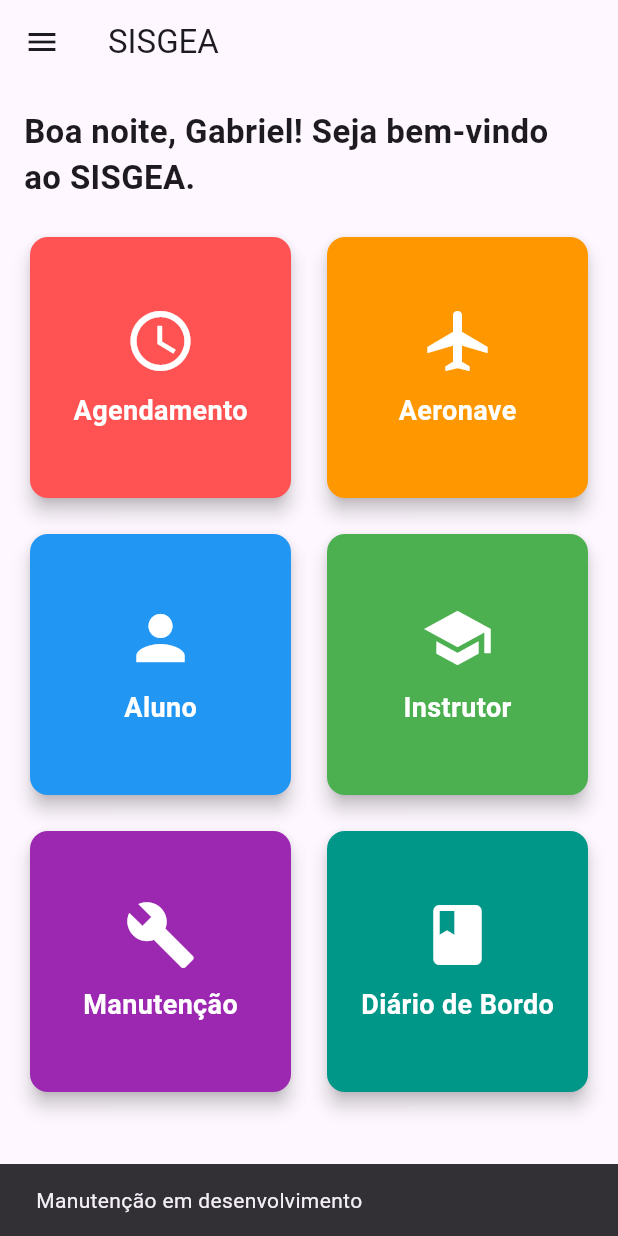
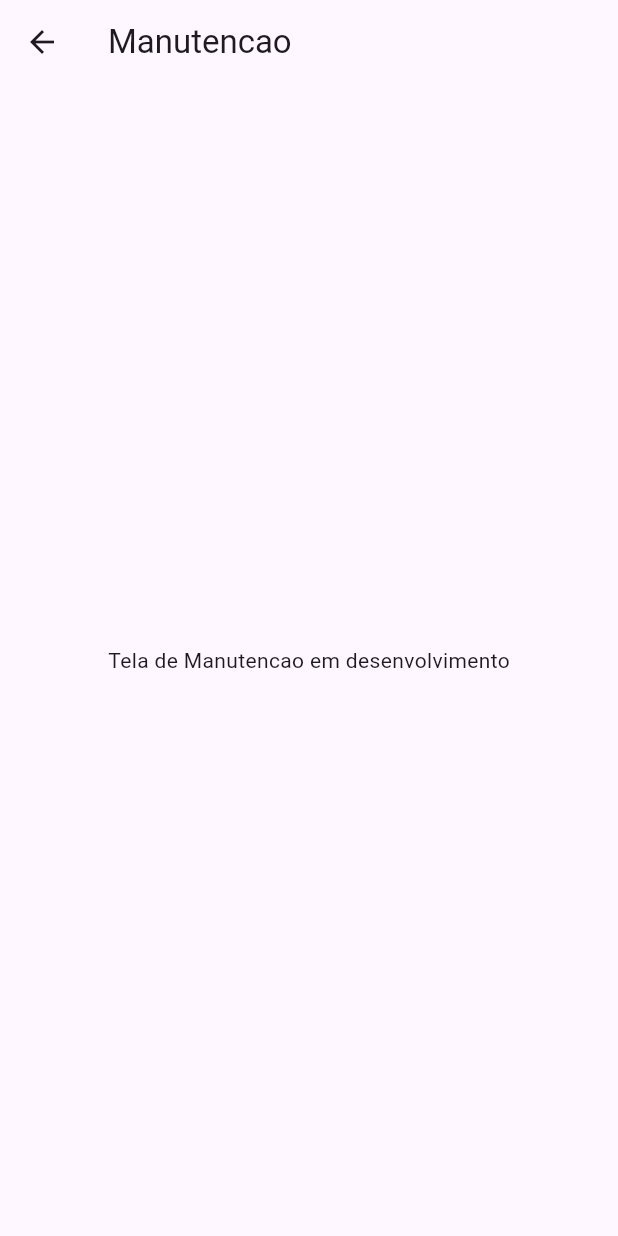
Before and after one commit to LucaJust115/sisgea_mobile, a Flutter app: the screen it shows after launch, after a tap on "Manutenção", on a phone screen of 412 x 824 dp. Run offline on Flutter 3.47's test engine with Material 3 defaults, Android fonts, the phone set to English and light mode, and no system bars.

Commit message:
Criação da tela de cadastro de alunos.
Mudanças necessárias na tela inicial em relação ao mapeamento.

Organização do mapeamento no diretório widgets, para melhor organizar o codigo da tela inicial.

```diff
--- a/lib/telas/tela_aeronave.dart
+++ b/lib/telas/tela_aeronave.dart
@@ -13,7 +13,7 @@ class _TelaAeronaveState extends State<TelaAeronave> {
   String matricula = '';
   String modelo = '';
   String fabricante = '';
-  String habilitacao = 'VFR';
+  String habilitacao = 'VFR-D';
   String tipoVoo = 'Regular';
   double horasVoo = 0.0;
 
@@ -203,7 +203,7 @@ class _TelaAeronaveState extends State<TelaAeronave> {
     matricula = '';
     modelo = '';
     fabricante = '';
-    habilitacao = 'VFR';
+    habilitacao = 'VFR-D';
     tipoVoo = 'Regular';
     horasVoo = 0.0;
     edit = null;
--- a/lib/telas/tela_inicial.dart
+++ b/lib/telas/tela_inicial.dart
@@ -1,6 +1,11 @@
 import 'package:flutter/material.dart';
 import 'tela_agendamento.dart';
 import 'tela_aeronave.dart';
+import 'tela_aluno.dart';
+import 'tela_instrutor.dart';
+import 'tela_manutencao.dart';
+import 'tela_diario.dart';
+import '../widgets/card_funcionalidade.dart';
 
 class TelaInicial extends StatelessWidget {
   final String usuario;
@@ -34,10 +39,10 @@ class TelaInicial extends StatelessWidget {
               ),
               _itemMenu(Icons.schedule, 'Agendamento', context, TelaAgendamento()),
               _itemMenu(Icons.airplanemode_active, 'Aeronave', context, TelaAeronave()),
-              _itemMenu(Icons.person, 'Aluno', context, null),
-              _itemMenu(Icons.school, 'Instrutor', context, null),
-              _itemMenu(Icons.build, 'Manutenção', context, null),
-              _itemMenu(Icons.book, 'Diário', context, null),
+              _itemMenu(Icons.person, 'Aluno', context, TelaAluno()),
+              _itemMenu(Icons.school, 'Instrutor', context, TelaInstrutor()),
+              _itemMenu(Icons.build, 'Manutenção', context, TelaManutencao()),
+              _itemMenu(Icons.book, 'Diário de Bordo', context, TelaDiario()),
             ],
           ),
         ),
@@ -61,24 +66,42 @@ class TelaInicial extends StatelessWidget {
                 crossAxisSpacing: 16,
                 mainAxisSpacing: 16,
                 children: [
-                  _cartaoFuncionalidade(
-                    Icons.schedule,
-                    'Agendamento',
-                    Colors.redAccent,
-                    context,
-                    TelaAgendamento(),
+                  CardFuncionalidade(
+                    icone: Icons.schedule,
+                    titulo: 'Agendamento',
+                    cor: Colors.redAccent,
+                    tela: TelaAgendamento(),
                   ),
-                  _cartaoFuncionalidade(
-                    Icons.airplanemode_active,
-                    'Aeronave',
-                    Colors.orange,
-                    context,
-                    TelaAeronave(),
+                  CardFuncionalidade(
+                    icone: Icons.airplanemode_active,
+                    titulo: 'Aeronave',
+                    cor: Colors.orange,
+                    tela: TelaAeronave(),
                   ),
-                  _cartaoFuncionalidade(Icons.person, 'Aluno', Colors.blue, context, null),
-                  _cartaoFuncionalidade(Icons.school, 'Instrutor', Colors.green, context, null),
-                  _cartaoFuncionalidade(Icons.build, 'Manutenção', Colors.purple, context, null),
-                  _cartaoFuncionalidade(Icons.book, 'Diário de Bordo', Colors.teal, context, null),
+                  CardFuncionalidade(
+                    icone: Icons.person,
+                    titulo: 'Aluno',
+                    cor: Colors.blue,
+                    tela: TelaAluno(),
+                  ),
+                  CardFuncionalidade(
+                    icone: Icons.school,
+                    titulo: 'Instrutor',
+                    cor: Colors.green,
+                    tela: TelaInstrutor(),
+                  ),
+                  CardFuncionalidade(
+                    icone: Icons.build,
+                    titulo: 'Manutenção',
+                    cor: Colors.purple,
+                    tela: TelaManutencao(),
+                  ),
+                  CardFuncionalidade(
+                    icone: Icons.book,
+                    titulo: 'Diário de Bordo',
+                    cor: Colors.teal,
+                    tela: TelaDiario(),
+                  ),
                 ],
               ),
             ),
@@ -88,62 +111,17 @@ class TelaInicial extends StatelessWidget {
     );
   }
 
-  Widget _itemMenu(IconData icone, String titulo, BuildContext contexto, Widget? tela) {
+  Widget _itemMenu(IconData icone, String titulo, BuildContext contexto, Widget tela) {
     return ListTile(
       leading: Icon(icone, color: Colors.white),
       title: Text(titulo, style: TextStyle(color: Colors.white)),
       onTap: () {
         Navigator.pop(contexto); // fecha o drawer
-        if (tela != null) {
-          Navigator.push(
-            contexto,
-            MaterialPageRoute(builder: (context) => tela),
-          );
-        } else {
-          ScaffoldMessenger.of(contexto).showSnackBar(
-            SnackBar(content: Text('$titulo em desenvolvimento')),
-          );
-        }
+        Navigator.push(
+          contexto,
+          MaterialPageRoute(builder: (context) => tela),
+        );
       },
     );
   }
-
-  Widget _cartaoFuncionalidade(IconData icone, String titulo, Color cor, BuildContext contexto, Widget? tela) {
-    return Card(
-      elevation: 5,
-      shape: RoundedRectangleBorder(borderRadius: BorderRadius.circular(12)),
-      color: cor,
-      child: InkWell(
-        onTap: () {
-          if (tela != null) {
-            Navigator.push(
-              contexto,
-              MaterialPageRoute(builder: (context) => tela),
-            );
-          } else {
-            ScaffoldMessenger.of(contexto).showSnackBar(
-              SnackBar(content: Text('$titulo em desenvolvimento')),
-            );
-          }
-        },
-        child: Center(
-          child: Column(
-            mainAxisSize: MainAxisSize.min,
-            children: [
-              Icon(icone, size: 48, color: Colors.white),
-              SizedBox(height: 10),
-              Text(
-                titulo,
-                style: TextStyle(
-                  color: Colors.white,
-                  fontSize: 18,
-                  fontWeight: FontWeight.bold,
-                ),
-              )
-            ],
-          ),
-        ),
-      ),
-    );
-  }
 }
--- a/lib/telas/tela_manutencao.dart
+++ b/lib/telas/tela_manutencao.dart
@@ -0,0 +1,11 @@
+import 'package:flutter/material.dart';
+
+class TelaManutencao extends StatelessWidget {
+  @override
+  Widget build(BuildContext context) {
+    return Scaffold(
+      appBar: AppBar(title: Text('Manutencao')),
+      body: Center(child: Text('Tela de Manutencao em desenvolvimento')),
+    );
+  }
+}
--- a/lib/widgets/card_funcionalidade.dart
+++ b/lib/widgets/card_funcionalidade.dart
@@ -0,0 +1,56 @@
+import 'package:flutter/material.dart';
+
+class CardFuncionalidade extends StatelessWidget {
+  final IconData icone;
+  final String titulo;
+  final Color cor;
+  final Widget? tela;
+
+  const CardFuncionalidade({
+    Key? key,
+    required this.icone,
+    required this.titulo,
+    required this.cor,
+    this.tela,
+  }) : super(key: key);
+
+  @override
+  Widget build(BuildContext context) {
+    return Card(
+      elevation: 5,
+      shape: RoundedRectangleBorder(borderRadius: BorderRadius.circular(12)),
+      color: cor,
+      child: InkWell(
+        onTap: () {
+          if (tela != null) {
+            Navigator.push(
+              context,
+              MaterialPageRoute(builder: (context) => tela!),
+            );
+          } else {
+            ScaffoldMessenger.of(context).showSnackBar(
+              SnackBar(content: Text('$titulo em desenvolvimento')),
+            );
+          }
+        },
+        child: Center(
+          child: Column(
+            mainAxisSize: MainAxisSize.min,
+            children: [
+              Icon(icone, size: 48, color: Colors.white),
+              SizedBox(height: 10),
+              Text(
+                titulo,
+                style: TextStyle(
+                  color: Colors.white,
+                  fontSize: 18,
+                  fontWeight: FontWeight.bold,
+                ),
+              )
+            ],
+          ),
+        ),
+      ),
+    );
+  }
+}
```
Also changed, not shown: lib/telas/tela_aluno.dart (+213 -0 lines), lib/telas/tela_diario.dart (+11 -0 lines), lib/telas/tela_instrutor.dart (+11 -0 lines).
